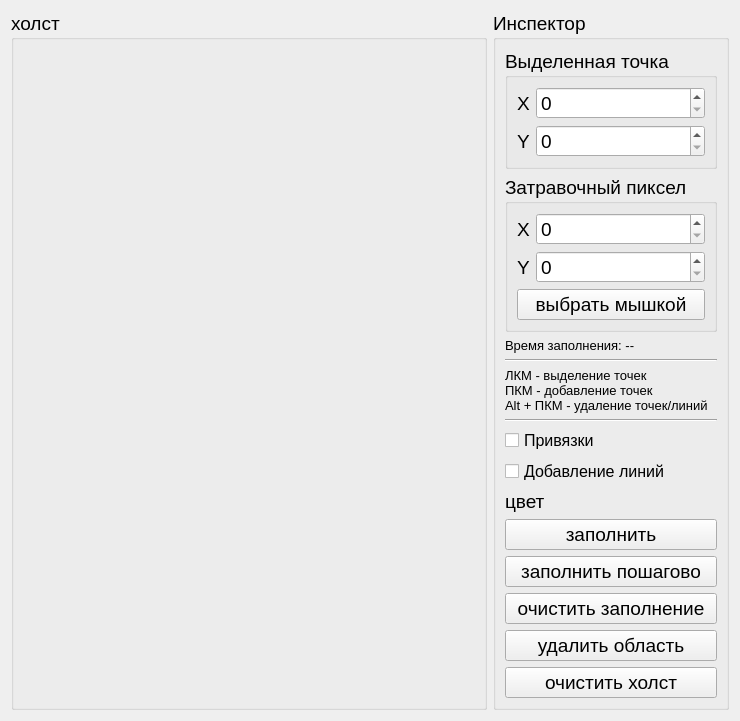
Before: the Qt Designer form lab_6/src/ui/tabs/fillertab.ui in RullDeef/cg-lab, drawn with Qt 5.
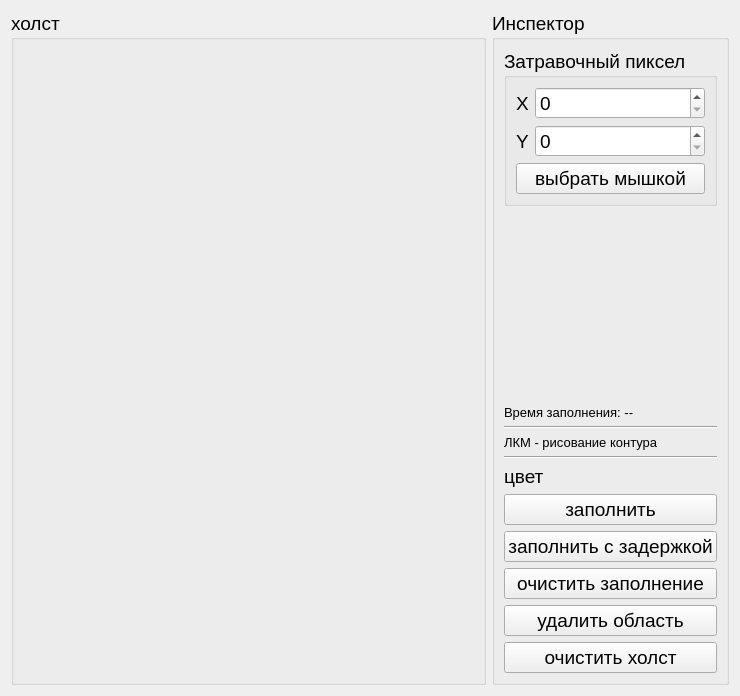
After: the same form once the commit is applied.

What changed in the file:
```diff
--- a/lab_6/src/ui/tabs/fillertab.ui
+++ b/lab_6/src/ui/tabs/fillertab.ui
@@ -7,7 +7,7 @@
     <x>0</x>
     <y>0</y>
     <width>740</width>
-    <height>694</height>
+    <height>696</height>
    </rect>
   </property>
   <property name="windowTitle">
@@ -52,60 +52,6 @@
       <bool>false</bool>
      </property>
      <layout class="QVBoxLayout" name="verticalLayout_5">
-      <item>
-       <widget class="QGroupBox" name="pointEditorGroup">
-        <property name="title">
-         <string>Выделенная точка</string>
-        </property>
-        <layout class="QGridLayout" name="gridLayout_2">
-         <item row="0" column="0">
-          <layout class="QFormLayout" name="pointEditor">
-           <item row="0" column="0">
-            <widget class="QLabel" name="label">
-             <property name="text">
-              <string>X</string>
-             </property>
-            </widget>
-           </item>
-           <item row="0" column="1">
-            <widget class="QSpinBox" name="xInput">
-             <property name="maximum">
-              <number>3000</number>
-             </property>
-            </widget>
-           </item>
-           <item row="1" column="0">
-            <widget class="QLabel" name="label_3">
-             <property name="text">
-              <string>Y</string>
-             </property>
-            </widget>
-           </item>
-           <item row="1" column="1">
-            <widget class="QSpinBox" name="yInput">
-             <property name="maximum">
-              <number>3000</number>
-             </property>
-            </widget>
-           </item>
-          </layout>
-         </item>
-        </layout>
-       </widget>
-      </item>
-      <item>
-       <spacer name="verticalSpacer">
-        <property name="orientation">
-         <enum>Qt::Vertical</enum>
-        </property>
-        <property name="sizeHint" stdset="0">
-         <size>
-          <width>20</width>
-          <height>1000</height>
-         </size>
-        </property>
-       </spacer>
-      </item>
       <item>
        <widget class="QGroupBox" name="fillPointGroup">
         <property name="title">
@@ -154,6 +100,19 @@
         </layout>
        </widget>
       </item>
+      <item>
+       <spacer name="verticalSpacer">
+        <property name="orientation">
+         <enum>Qt::Vertical</enum>
+        </property>
+        <property name="sizeHint" stdset="0">
+         <size>
+          <width>20</width>
+          <height>1000</height>
+         </size>
+        </property>
+       </spacer>
+      </item>
       <item>
        <widget class="QLabel" name="fillTime">
         <property name="font">
@@ -189,9 +148,7 @@
          </font>
         </property>
         <property name="text">
-         <string>ЛКМ - выделение точек
-ПКМ - добавление точек
-Alt + ПКМ - удаление точек/линий</string>
+         <string>ЛКМ - рисование контура</string>
         </property>
         <property name="textFormat">
          <enum>Qt::PlainText</enum>
@@ -205,38 +162,6 @@
         </property>
        </widget>
       </item>
-      <item>
-       <widget class="QCheckBox" name="constraintCheckBox">
-        <property name="font">
-         <font>
-          <pointsize>12</pointsize>
-          <weight>50</weight>
-          <bold>false</bold>
-          <underline>false</underline>
-          <kerning>true</kerning>
-         </font>
-        </property>
-        <property name="text">
-         <string>Привязки</string>
-        </property>
-       </widget>
-      </item>
-      <item>
-       <widget class="QCheckBox" name="linesCheckBox">
-        <property name="font">
-         <font>
-          <pointsize>12</pointsize>
-          <weight>50</weight>
-          <bold>false</bold>
-          <underline>false</underline>
-          <kerning>true</kerning>
-         </font>
-        </property>
-        <property name="text">
-         <string>Добавление линий</string>
-        </property>
-       </widget>
-      </item>
       <item>
        <layout class="QFormLayout" name="colorForm">
         <item row="0" column="0">
@@ -258,7 +183,7 @@
       <item>
        <widget class="QPushButton" name="fillStepButton">
         <property name="text">
-         <string>заполнить пошагово</string>
+         <string>заполнить с задержкой</string>
         </property>
        </widget>
       </item>
```
